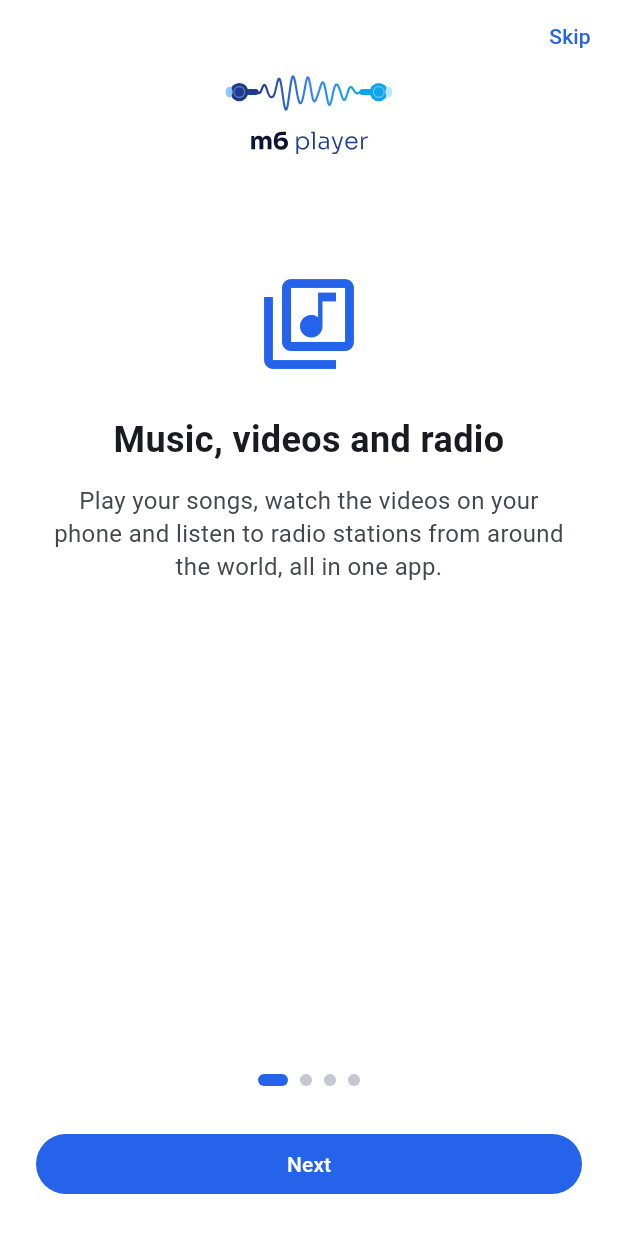
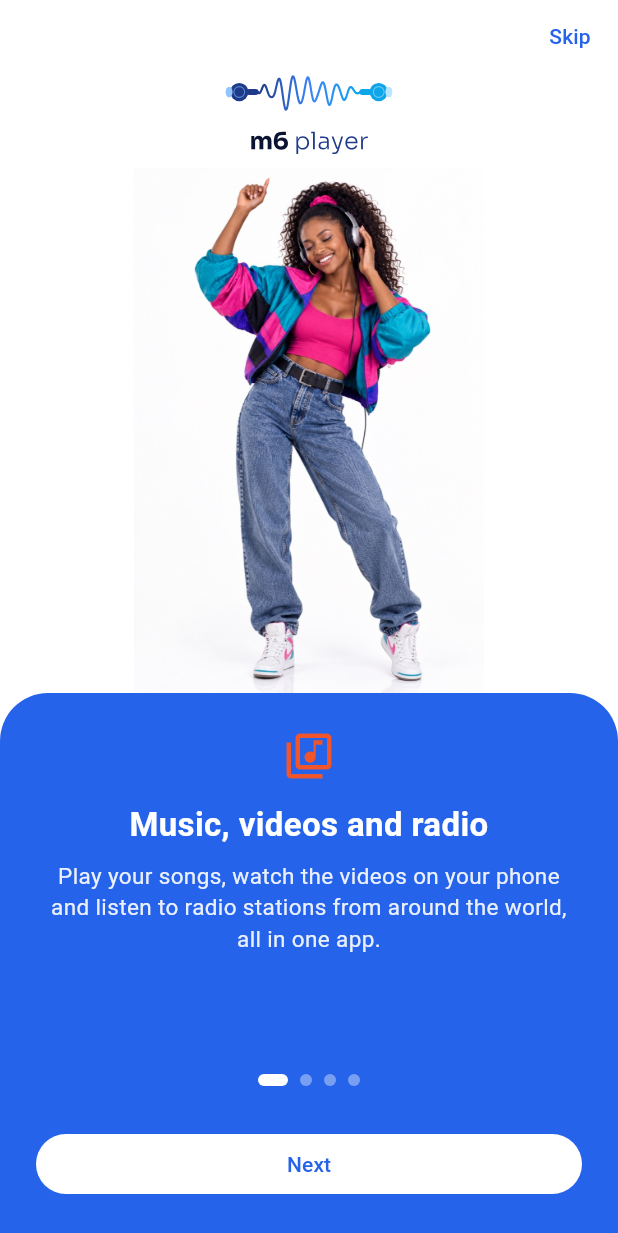
Before and after one commit to Mukiria/m6_player, a Flutter app: the screen it shows after launch, on a phone screen of 412 x 824 dp. Shown: the top 1233 px of the screen. Run offline on Flutter 3.47's test engine with Material 3 defaults, Android fonts, the phone set to English and light mode, and no system bars; our stand-ins replace audio_service, file_picker, flutter_svg, just_audio, share_plus, video_player; missing offline and left inert: audio_metadata_reader, audio_session, photo_manager, screen_brightness, volume_controller; network calls fail; statements that could not run were skipped; project files that could hold a hidden picture were left out.

Commit message:
Onboarding: Jacinta on white top, brand-blue rounded panel with steps, orange icons
Co-Authored-By: Claude Sonnet 5.5 <noreply@anthropic.com>

```diff
--- a/lib/screens/onboarding_screen.dart
+++ b/lib/screens/onboarding_screen.dart
@@ -1,5 +1,6 @@
 import 'package:flutter/material.dart';
 import '../services/app_settings.dart';
+import '../theme.dart';
 import '../widgets/app_logo.dart';
 
 /// A few swipeable pages shown once, the first time the app opens: what it
@@ -39,19 +40,54 @@ class _OnboardingScreenState extends State<OnboardingScreen> {
 
   @override
   Widget build(BuildContext context) {
-    ColorScheme colors = Theme.of(context).colorScheme;
     bool last = _page == _pages.length - 1;
+    // White top with Jacinta, brand-blue panel below with the steps (same in light and dark mode)
     return Scaffold(
-      body: SafeArea(
+      backgroundColor: Colors.white,
+      body: Column(
+        children: [
+          Expanded(
+            child: SafeArea(
+              bottom: false,
               child: Column(
                 children: [
                   Align(
                     alignment: Alignment.centerRight,
-              child: TextButton(onPressed: _finish, child: Text(last ? "" : "Skip")),
+                    child: TextButton(
+                      onPressed: _finish,
+                      style: TextButton.styleFrom(foregroundColor: brandBlueDark),
+                      child: Text(last ? "" : "Skip"),
                     ),
-            // The animated logo stays above every page
-            AppLogo(height: 56, alwaysAnimate: true),
+                  ),
+                  // The animated logo (light version, as it sits on white) stays above every page
+                  AppLogo(height: 56, alwaysAnimate: true, forceLight: true),
                   Expanded(
+                    child: Padding(
+                      padding: EdgeInsets.only(top: 8),
+                      child: Image.asset(
+                        'assets/brand_ambassador/jacinta-m6-player.jpg',
+                        fit: BoxFit.contain,
+                        alignment: Alignment.bottomCenter,
+                        semanticLabel: "Jacinta, the M6 brand ambassador, dancing with headphones",
+                      ),
+                    ),
+                  ),
+                ],
+              ),
+            ),
+          ),
+          Container(
+            decoration: BoxDecoration(
+              color: brandBlueDark,
+              borderRadius: BorderRadius.vertical(top: Radius.circular(32)),
+            ),
+            child: SafeArea(
+              top: false,
+              child: Column(
+                mainAxisSize: MainAxisSize.min,
+                children: [
+                  SizedBox(
+                    height: 250,
                     child: PageView.builder(
                       controller: _controller,
                       itemCount: _pages.length,
@@ -59,24 +95,20 @@ class _OnboardingScreenState extends State<OnboardingScreen> {
                       itemBuilder: (context, index) {
                         var (icon, title, text) = _pages[index];
                         return Padding(
-                    padding: EdgeInsets.symmetric(horizontal: 32),
+                          padding: EdgeInsets.fromLTRB(32, 24, 32, 0),
                           child: SingleChildScrollView(
-                      child: ConstrainedBox(
-                        constraints: BoxConstraints(minHeight: 360),
                             child: Column(
-                          mainAxisAlignment: MainAxisAlignment.center,
                               children: [
-                            Icon(icon, size: 72, color: colors.primary),
-                            SizedBox(height: 24),
+                                Icon(icon, size: 36, color: brandOrange),
+                                SizedBox(height: 12),
                                 Text(title,
                                     textAlign: TextAlign.center,
-                                style: TextStyle(fontSize: 24, fontWeight: FontWeight.w600)),
-                            SizedBox(height: 12),
+                                    style: TextStyle(fontSize: 22, fontWeight: FontWeight.w600, color: Colors.white)),
+                                SizedBox(height: 8),
                                 Text(text,
                                     textAlign: TextAlign.center,
-                                style: TextStyle(fontSize: 16, height: 1.4, color: colors.onSurfaceVariant)),
+                                    style: TextStyle(fontSize: 15, height: 1.4, color: Colors.white.withValues(alpha: 0.9))),
                               ],
-                        ),
                             ),
                           ),
                         );
@@ -93,7 +125,7 @@ class _OnboardingScreenState extends State<OnboardingScreen> {
                           width: i == _page ? 20 : 8,
                           height: 8,
                           decoration: BoxDecoration(
-                      color: i == _page ? colors.primary : colors.outlineVariant,
+                            color: i == _page ? Colors.white : Colors.white38,
                             borderRadius: BorderRadius.circular(4),
                           ),
                         ),
@@ -104,6 +136,7 @@ class _OnboardingScreenState extends State<OnboardingScreen> {
                     child: SizedBox(
                       width: double.infinity,
                       child: FilledButton(
+                        style: FilledButton.styleFrom(backgroundColor: Colors.white, foregroundColor: brandBlueDark),
                         onPressed: last
                             ? _finish
                             : () => _controller.nextPage(duration: Duration(milliseconds: 250), curve: Curves.easeOut),
@@ -114,6 +147,9 @@ class _OnboardingScreenState extends State<OnboardingScreen> {
                 ],
               ),
             ),
+          ),
+        ],
+      ),
     );
   }
 }
--- a/lib/widgets/app_logo.dart
+++ b/lib/widgets/app_logo.dart
@@ -17,7 +17,10 @@ class AppLogo extends StatefulWidget {
   /// Animate whether or not anything is playing (the first-run intro pages).
   final bool alwaysAnimate;
 
-  const AppLogo({super.key, this.height = 40, this.alwaysAnimate = false});
+  /// Always use the light version (for a white background, whatever the theme).
+  final bool forceLight;
+
+  const AppLogo({super.key, this.height = 40, this.alwaysAnimate = false, this.forceLight = false});
 
   @override
   State<AppLogo> createState() => _AppLogoState();
@@ -66,7 +69,7 @@ class _AppLogoState extends State<AppLogo> with SingleTickerProviderStateMixin {
 
   @override
   Widget build(BuildContext context) {
-    bool dark = Theme.of(context).brightness == Brightness.dark;
+    bool dark = !widget.forceLight && Theme.of(context).brightness == Brightness.dark;
     bool animate = _isPlaying && !MediaQuery.disableAnimationsOf(context); // Respects "remove animations"
     if (!animate) {
       return SvgPicture.asset(
--- a/pubspec.yaml
+++ b/pubspec.yaml
@@ -37,3 +37,4 @@ flutter:
   assets:
     - assets/branding/
     - assets/backgrounds/
+    - assets/brand_ambassador/
```
Also changed, not shown: assets/brand_ambassador/jacinta-m6-player.jpg (added), 1 other file. Lines whose indentation alone changed are shown as unchanged.
